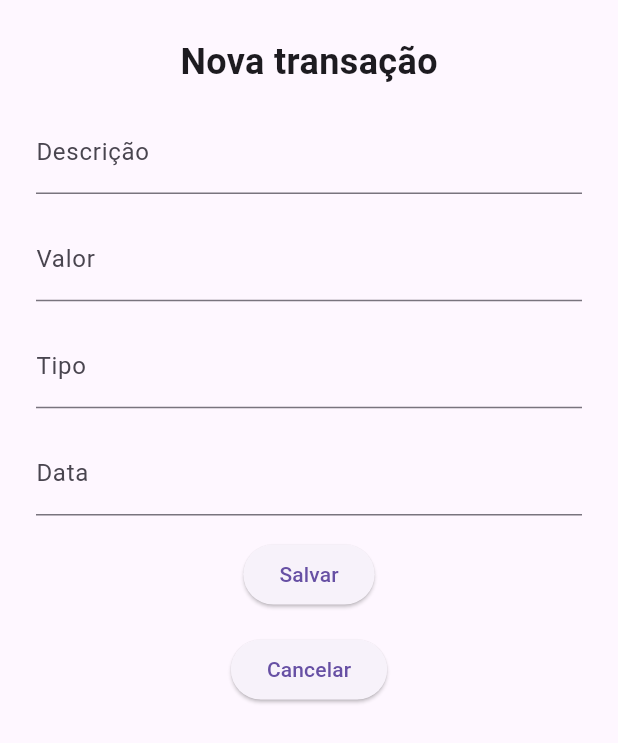
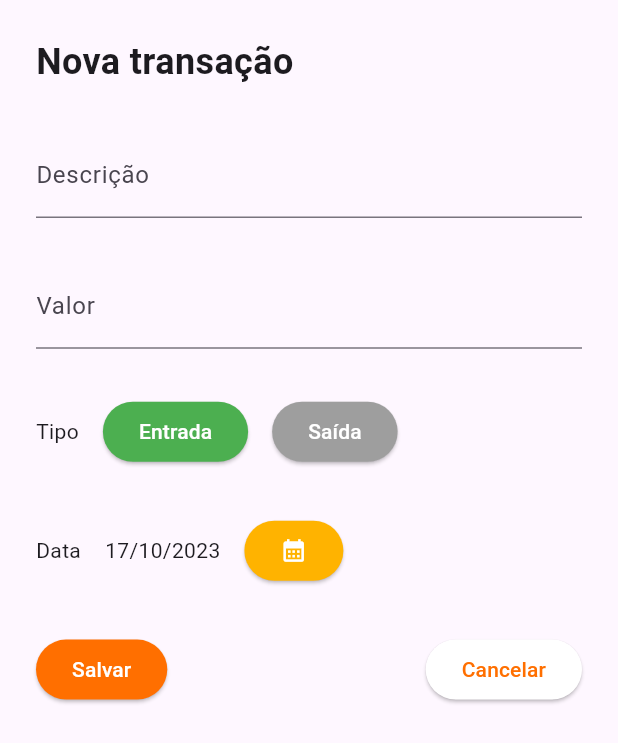
Before and after one commit to mateusjbarbosa/easyfinances, a Flutter app: the TransactionForm widget shown alone on an empty page, opened directly, on a phone screen of 412 x 824 dp. Shown: the top 743 px of the screen. Run offline on Flutter 3.47's test engine with Material 2 defaults, Android fonts, the phone set to English and light mode, and no system bars.

Commit message:
feat: finish transaction_form component

```diff
--- a/lib/components/transaction_form.dart
+++ b/lib/components/transaction_form.dart
@@ -1,7 +1,68 @@
+import 'package:easyfinances/components/button.dart';
+import 'package:easyfinances/models/transaction.dart';
 import 'package:flutter/material.dart';
+import 'package:intl/intl.dart';
 
-class TransactionForm extends StatelessWidget {
+class TransactionForm extends StatefulWidget {
   const TransactionForm({super.key});
+
+  @override
+  State<TransactionForm> createState() => _TransactionFormState();
+}
+
+class _TransactionFormState extends State<TransactionForm> {
+  late TextEditingController _descriptionController;
+  late TextEditingController _valueController;
+  TransactionType _transactionType = TransactionType.income;
+  DateTime _transactionDate = DateTime.now();
+
+  void _handleOpenCalendar() async {
+    DateTime? selectedDate = await showDatePicker(
+      context: context,
+      initialDate: _transactionDate,
+      firstDate: DateTime(2020),
+      lastDate: DateTime(2030),
+      builder: (context, child) {
+        return Theme(
+          data: ThemeData.light(),
+          child: child as Widget,
+        );
+      },
+    );
+
+    if (selectedDate == null) return;
+
+    setState(() {
+      _transactionDate = selectedDate;
+    });
+  }
+
+  void _handleSaveTransaction() {
+    print({
+      "description": _descriptionController.value.text,
+      "value": _valueController.value.text,
+      "type": _transactionType,
+      "date": _transactionDate,
+    });
+  }
+
+  void _handleCancelTransaction() {
+    Navigator.pop(context);
+  }
+
+  @override
+  void initState() {
+    _descriptionController = TextEditingController();
+    _valueController = TextEditingController();
+    super.initState();
+  }
+
+  @override
+  void dispose() {
+    _descriptionController.dispose();
+    _valueController.dispose();
+    super.dispose();
+  }
 
   @override
   Widget build(BuildContext context) {
@@ -12,6 +73,7 @@ class TransactionForm extends StatelessWidget {
           padding: const EdgeInsets.all(24.0),
           child: Column(
             mainAxisAlignment: MainAxisAlignment.spaceBetween,
+            crossAxisAlignment: CrossAxisAlignment.start,
             children: <Widget>[
               const Text(
                 'Nova transação',
@@ -20,33 +82,104 @@ class TransactionForm extends StatelessWidget {
                   fontWeight: FontWeight.bold,
                 ),
               ),
-              const TextField(
-                decoration: InputDecoration(
+              TextField(
+                controller: _descriptionController,
+                decoration: const InputDecoration(
                   labelText: "Descrição",
                 ),
               ),
-              const TextField(
-                decoration: InputDecoration(
+              TextField(
+                controller: _valueController,
+                decoration: const InputDecoration(
                   labelText: "Valor",
                 ),
               ),
-              const TextField(
-                decoration: InputDecoration(
-                  labelText: "Tipo",
-                ),
+              Row(
+                children: [
+                  const Padding(
+                    padding: EdgeInsets.only(right: 16),
+                    child: Text("Tipo"),
+                  ),
+                  ElevatedButton(
+                    onPressed: () {
+                      setState(() {
+                        _transactionType = TransactionType.income;
+                      });
+                    },
+                    style: ElevatedButton.styleFrom(
+                      backgroundColor:
+                          _transactionType == TransactionType.income
+                              ? Colors.green
+                              : Colors.grey[500],
+                    ),
+                    child: const Text(
+                      "Entrada",
+                      style: TextStyle(
+                        color: Colors.white,
+                      ),
+                    ),
+                  ),
+                  Padding(
+                    padding: const EdgeInsets.only(left: 16),
+                    child: ElevatedButton(
+                      onPressed: () {
+                        setState(() {
+                          _transactionType = TransactionType.expense;
+                        });
+                      },
+                      style: ElevatedButton.styleFrom(
+                        backgroundColor:
+                            _transactionType == TransactionType.expense
+                                ? Colors.red
+                                : Colors.grey[500],
+                      ),
+                      child: const Text(
+                        "Saída",
+                        style: TextStyle(color: Colors.white),
+                      ),
+                    ),
+                  )
+                ],
               ),
-              const TextField(
-                decoration: InputDecoration(
-                  labelText: "Data",
-                ),
+              Row(
+                children: [
+                  const Padding(
+                    padding: EdgeInsets.only(right: 16),
+                    child: Text("Data"),
+                  ),
+                  Text(
+                    DateFormat("dd/MM/yyyy").format(_transactionDate),
+                  ),
+                  Padding(
+                    padding: const EdgeInsets.only(left: 16),
+                    child: ElevatedButton(
+                      onPressed: _handleOpenCalendar,
+                      style: ElevatedButton.styleFrom(
+                        backgroundColor: Colors.amber[600],
+                      ),
+                      child: const Icon(
+                        Icons.calendar_month,
+                        color: Colors.white,
+                      ),
+                    ),
+                  )
+                ],
               ),
-              ElevatedButton(
-                child: const Text('Salvar'),
-                onPressed: () {},
-              ),
-              ElevatedButton(
-                child: const Text('Cancelar'),
-                onPressed: () => Navigator.pop(context),
+              Row(
+                mainAxisAlignment: MainAxisAlignment.center,
+                children: [
+                  Button(
+                    onPressed: _handleOpenCalendar,
+                    text: "Salvar",
+                    type: ButtonType.primary,
+                  ),
+                  const Spacer(),
+                  Button(
+                    onPressed: _handleCancelTransaction,
+                    text: "Cancelar",
+                    type: ButtonType.secondary,
+                  ),
+                ],
               ),
             ],
           ),
```
